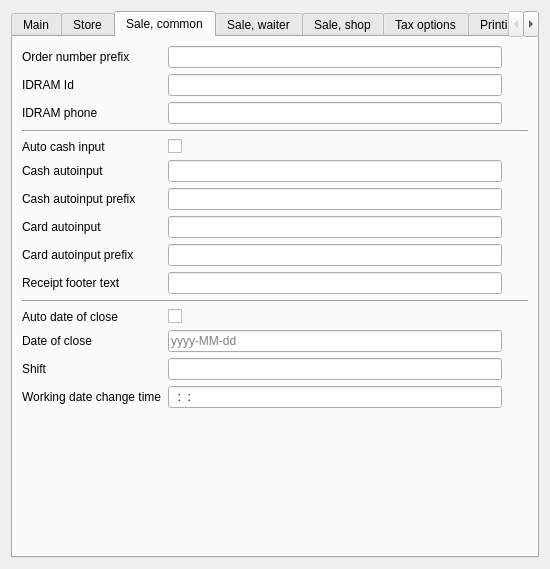
End1-1/Cafe5, file Reports/c5settingswidget.ui: the form before one commit.
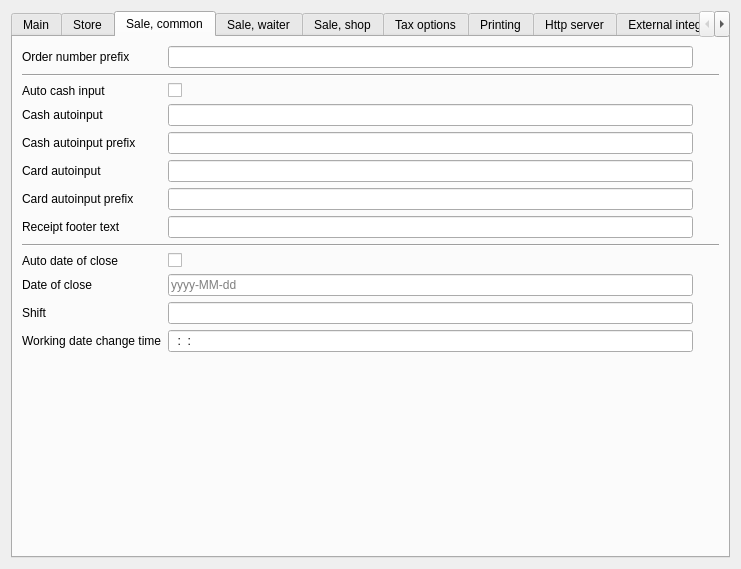
The form after the commit. The open tabs and pages were chosen to show the change. Custom widgets are drawn as their Qt base class.

```diff
--- a/Reports/c5settingswidget.ui
+++ b/Reports/c5settingswidget.ui
@@ -6,7 +6,7 @@
    <rect>
     <x>0</x>
     <y>0</y>
-    <width>550</width>
+    <width>741</width>
     <height>569</height>
    </rect>
   </property>
@@ -363,42 +363,86 @@
        <string>Sale, common</string>
       </attribute>
       <layout class="QGridLayout" name="gridLayout_8">
-       <item row="8" column="0">
-        <widget class="QLabel" name="label_40">
+       <item row="11" column="0">
+        <widget class="QLabel" name="label_61">
          <property name="text">
-          <string>Card autoinput prefix</string>
+          <string>Shift</string>
+         </property>
+        </widget>
+       </item>
+       <item row="4" column="0">
+        <widget class="QLabel" name="label_39">
+         <property name="text">
+          <string>Cash autoinput prefix</string>
+         </property>
+        </widget>
+       </item>
+       <item row="0" column="1">
+        <widget class="C5LineEdit" name="leOrderPrefix">
+         <property name="Tag" stdset="0">
+          <number>10</number>
+         </property>
+        </widget>
+       </item>
+       <item row="2" column="1">
+        <widget class="C5CheckBox" name="chAutoCash">
+         <property name="text">
+          <string/>
+         </property>
+         <property name="Tag" stdset="0">
+          <number>38</number>
+         </property>
+        </widget>
+       </item>
+       <item row="3" column="1">
+        <widget class="C5LineEdit" name="leCashId">
+         <property name="Tag" stdset="0">
+          <number>32</number>
          </property>
         </widget>
        </item>
        <item row="6" column="1">
+        <widget class="C5LineEdit" name="leCardIdPrefix">
+         <property name="Tag" stdset="0">
+          <number>37</number>
+         </property>
+        </widget>
+       </item>
+       <item row="4" column="1">
         <widget class="C5LineEdit" name="leCashIdPrefix">
          <property name="Tag" stdset="0">
           <number>36</number>
          </property>
         </widget>
        </item>
-       <item row="0" column="0">
-        <widget class="QLabel" name="label_10">
+       <item row="10" column="0">
+        <widget class="QLabel" name="label_60">
          <property name="text">
-          <string>Order number prefix</string>
+          <string>Date of close</string>
          </property>
         </widget>
        </item>
-       <item row="10" column="0" colspan="3">
+       <item row="13" column="2">
+        <spacer name="verticalSpacer_2">
+         <property name="orientation">
+          <enum>Qt::Vertical</enum>
+         </property>
+         <property name="sizeHint" stdset="0">
+          <size>
+           <width>20</width>
+           <height>40</height>
+          </size>
+         </property>
+        </spacer>
+       </item>
+       <item row="8" column="0" colspan="3">
         <widget class="Line" name="line_2">
          <property name="orientation">
           <enum>Qt::Horizontal</enum>
          </property>
         </widget>
        </item>
-       <item row="3" column="0" colspan="3">
-        <widget class="Line" name="line">
-         <property name="orientation">
-          <enum>Qt::Horizontal</enum>
-         </property>
-        </widget>
-       </item>
-       <item row="12" column="1">
+       <item row="10" column="1">
         <widget class="C5LineEdit" name="leDateOfClose">
          <property name="readOnly">
           <bool>false</bool>
@@ -411,83 +455,59 @@
          </property>
         </widget>
        </item>
-       <item row="5" column="0">
-        <widget class="QLabel" name="label_34">
+       <item row="0" column="0">
+        <widget class="QLabel" name="label_10">
          <property name="text">
-          <string>Cash autoinput</string>
+          <string>Order number prefix</string>
          </property>
         </widget>
        </item>
-       <item row="8" column="1">
-        <widget class="C5LineEdit" name="leCardIdPrefix">
-         <property name="Tag" stdset="0">
-          <number>37</number>
-         </property>
-        </widget>
-       </item>
-       <item row="11" column="0">
+       <item row="9" column="0">
         <widget class="QLabel" name="label_24">
          <property name="text">
           <string>Auto date of close</string>
          </property>
         </widget>
        </item>
-       <item row="14" column="0">
-        <widget class="QLabel" name="label_30">
+       <item row="7" column="0">
+        <widget class="QLabel" name="label_55">
          <property name="text">
-          <string>Working date change time</string>
+          <string>Receipt footer text</string>
          </property>
         </widget>
        </item>
-       <item row="7" column="1">
+       <item row="2" column="0">
+        <widget class="QLabel" name="label_37">
+         <property name="text">
+          <string>Auto cash input</string>
+         </property>
+        </widget>
+       </item>
+       <item row="9" column="1">
+        <widget class="C5CheckBox" name="chAutoDateCash">
+         <property name="text">
+          <string/>
+         </property>
+         <property name="Tag" stdset="0">
+          <number>19</number>
+         </property>
+        </widget>
+       </item>
+       <item row="5" column="1">
         <widget class="C5LineEdit" name="leCardId">
          <property name="Tag" stdset="0">
           <number>35</number>
          </property>
         </widget>
        </item>
-       <item row="1" column="0">
-        <widget class="QLabel" name="label_3">
-         <property name="text">
-          <string>IDRAM Id</string>
-         </property>
-        </widget>
-       </item>
-       <item row="0" column="1">
-        <widget class="C5LineEdit" name="leOrderPrefix">
+       <item row="7" column="1">
+        <widget class="C5LineEdit" name="leReceiptFooterText">
          <property name="Tag" stdset="0">
           <number>10</number>
          </property>
         </widget>
        </item>
-       <item row="15" column="2">
-        <spacer name="verticalSpacer_2">
-         <property name="orientation">
-          <enum>Qt::Vertical</enum>
-         </property>
-         <property name="sizeHint" stdset="0">
-          <size>
-           <width>20</width>
-           <height>40</height>
-          </size>
-         </property>
-        </spacer>
-       </item>
-       <item row="6" column="0">
-        <widget class="QLabel" name="label_39">
-         <property name="text">
-          <string>Cash autoinput prefix</string>
-         </property>
-        </widget>
-       </item>
-       <item row="12" column="0">
-        <widget class="QLabel" name="label_60">
-         <property name="text">
-          <string>Date of close</string>
-         </property>
-        </widget>
-       </item>
-       <item row="14" column="1">
+       <item row="12" column="1">
         <widget class="C5LineEdit" name="leChangeWorkingDateTime">
          <property name="inputMask">
           <string>##:##:##</string>
@@ -497,93 +517,45 @@
          </property>
         </widget>
        </item>
-       <item row="4" column="1">
-        <widget class="C5CheckBox" name="chAutoCash">
+       <item row="12" column="0">
+        <widget class="QLabel" name="label_30">
          <property name="text">
-          <string/>
-         </property>
-         <property name="Tag" stdset="0">
-          <number>38</number>
-         </property>
-        </widget>
-       </item>
-       <item row="9" column="1">
-        <widget class="C5LineEdit" name="leReceiptFooterText">
-         <property name="Tag" stdset="0">
-          <number>56</number>
-         </property>
-        </widget>
-       </item>
-       <item row="7" column="0">
-        <widget class="QLabel" name="label_38">
-         <property name="text">
-          <string>Card autoinput</string>
-         </property>
-        </widget>
-       </item>
-       <item row="2" column="0">
-        <widget class="QLabel" name="label_4">
-         <property name="text">
-          <string>IDRAM phone</string>
-         </property>
-        </widget>
-       </item>
-       <item row="5" column="1">
-        <widget class="C5LineEdit" name="leCashId">
-         <property name="Tag" stdset="0">
-          <number>32</number>
-         </property>
-        </widget>
-       </item>
-       <item row="4" column="0">
-        <widget class="QLabel" name="label_37">
-         <property name="text">
-          <string>Auto cash input</string>
-         </property>
-        </widget>
-       </item>
-       <item row="9" column="0">
-        <widget class="QLabel" name="label_55">
-         <property name="text">
-          <string>Receipt footer text</string>
-         </property>
-        </widget>
-       </item>
-       <item row="1" column="1">
-        <widget class="C5LineEdit" name="leIDRAMID">
-         <property name="Tag" stdset="0">
-          <number>3</number>
+          <string>Working date change time</string>
          </property>
         </widget>
        </item>
        <item row="11" column="1">
-        <widget class="C5CheckBox" name="chAutoDateCash">
-         <property name="text">
-          <string/>
-         </property>
-         <property name="Tag" stdset="0">
-          <number>19</number>
-         </property>
-        </widget>
-       </item>
-       <item row="2" column="1">
-        <widget class="C5LineEdit" name="leIDRAMPhone">
-         <property name="Tag" stdset="0">
-          <number>4</number>
-         </property>
-        </widget>
-       </item>
-       <item row="13" column="1">
         <widget class="C5LineEdit" name="leShift">
          <property name="Tag" stdset="0">
           <number>31</number>
          </property>
         </widget>
        </item>
-       <item row="13" column="0">
-        <widget class="QLabel" name="label_61">
+       <item row="3" column="0">
+        <widget class="QLabel" name="label_34">
          <property name="text">
-          <string>Shift</string>
+          <string>Cash autoinput</string>
+         </property>
+        </widget>
+       </item>
+       <item row="6" column="0">
+        <widget class="QLabel" name="label_40">
+         <property name="text">
+          <string>Card autoinput prefix</string>
+         </property>
+        </widget>
+       </item>
+       <item row="1" column="0" colspan="3">
+        <widget class="Line" name="line">
+         <property name="orientation">
+          <enum>Qt::Horizontal</enum>
+         </property>
+        </widget>
+       </item>
+       <item row="5" column="0">
+        <widget class="QLabel" name="label_38">
+         <property name="text">
+          <string>Card autoinput</string>
          </property>
         </widget>
        </item>
@@ -1368,7 +1340,7 @@
      </widget>
      <widget class="QWidget" name="tab_9">
       <attribute name="title">
-       <string>AS integration</string>
+       <string>External integration</string>
       </attribute>
       <layout class="QGridLayout" name="gridLayout_9">
        <item row="0" column="0">
@@ -1376,6 +1348,125 @@
          <property name="text">
           <string>Connection string</string>
          </property>
+         <layout class="QHBoxLayout" name="horizontalLayout">
+          <item>
+           <widget class="QLabel" name="label_66">
+            <property name="text">
+             <string>Connection string</string>
+            </property>
+           </widget>
+          </item>
+          <item>
+           <widget class="C5LineEdit" name="leASConnectionString">
+            <property name="Tag" stdset="0">
+             <number>69</number>
+            </property>
+           </widget>
+          </item>
+          <item>
+           <widget class="QPushButton" name="btnTestAsConnection">
+            <property name="text">
+             <string>Test</string>
+            </property>
+           </widget>
+          </item>
+         </layout>
+        </widget>
+       </item>
+       <item row="1" column="0" colspan="2">
+        <widget class="QGroupBox" name="groupBox_5">
+         <property name="title">
+          <string>Idram</string>
+         </property>
+         <layout class="QFormLayout" name="formLayout_2">
+          <item row="1" column="0">
+           <widget class="QLabel" name="label_3">
+            <property name="text">
+             <string>Idram ID</string>
+            </property>
+           </widget>
+          </item>
+          <item row="1" column="1">
+           <widget class="C5LineEdit" name="leIDRAMID">
+            <property name="Tag" stdset="0">
+             <number>3</number>
+            </property>
+           </widget>
+          </item>
+          <item row="3" column="0">
+           <widget class="QLabel" name="label_4">
+            <property name="text">
+             <string>Idram phone</string>
+            </property>
+           </widget>
+          </item>
+          <item row="3" column="1">
+           <widget class="C5LineEdit" name="leIDRAMPhone">
+            <property name="Tag" stdset="0">
+             <number>4</number>
+            </property>
+           </widget>
+          </item>
+          <item row="4" column="0">
+           <widget class="QLabel" name="label_70">
+            <property name="text">
+             <string>Idram tips</string>
+            </property>
+           </widget>
+          </item>
+          <item row="5" column="0">
+           <widget class="QLabel" name="label_71">
+            <property name="text">
+             <string>Idram wallet</string>
+            </property>
+           </widget>
+          </item>
+          <item row="5" column="1">
+           <widget class="C5LineEdit" name="leIdramTipsWallet">
+            <property name="Tag" stdset="0">
+             <number>75</number>
+            </property>
+           </widget>
+          </item>
+          <item row="4" column="1">
+           <widget class="C5CheckBox" name="chIdramTips">
+            <property name="text">
+             <string/>
+            </property>
+            <property name="Tag" stdset="0">
+             <number>74</number>
+            </property>
+           </widget>
+          </item>
+          <item row="0" column="0">
+           <widget class="QLabel" name="label_72">
+            <property name="text">
+             <string>Idram name</string>
+            </property>
+           </widget>
+          </item>
+          <item row="0" column="1">
+           <widget class="C5LineEdit" name="leIdramName">
+            <property name="Tag" stdset="0">
+             <number>76</number>
+            </property>
+           </widget>
+          </item>
+          <item row="2" column="0">
+           <widget class="QLabel" name="label_73">
+            <property name="text">
+             <string>Idram session ID</string>
+            </property>
+           </widget>
+          </item>
+          <item row="2" column="1">
+           <widget class="C5LineEdit" name="leIdramSessionId">
+            <property name="Tag" stdset="0">
+             <number>77</number>
+            </property>
+           </widget>
+          </item>
+         </layout>
         </widget>
        </item>
        <item row="2" column="0">
@@ -1412,6 +1503,11 @@
   </layout>
  </widget>
  <customwidgets>
+  <customwidget>
+   <class>C5CheckBox</class>
+   <extends>QCheckBox</extends>
+   <header location="global">c5checkbox.h</header>
+  </customwidget>
   <customwidget>
    <class>C5LineEdit</class>
    <extends>QLineEdit</extends>
@@ -1422,11 +1518,6 @@
    <extends>QLineEdit</extends>
    <header location="global">c5lineeditwithselector.h</header>
   </customwidget>
-  <customwidget>
-   <class>C5CheckBox</class>
-   <extends>QCheckBox</extends>
-   <header location="global">c5checkbox.h</header>
-  </customwidget>
   <customwidget>
    <class>C5ComboBox</class>
    <extends>QComboBox</extends>
```
Left out of the diff: 157 changed lines with no effect on the pictures.
